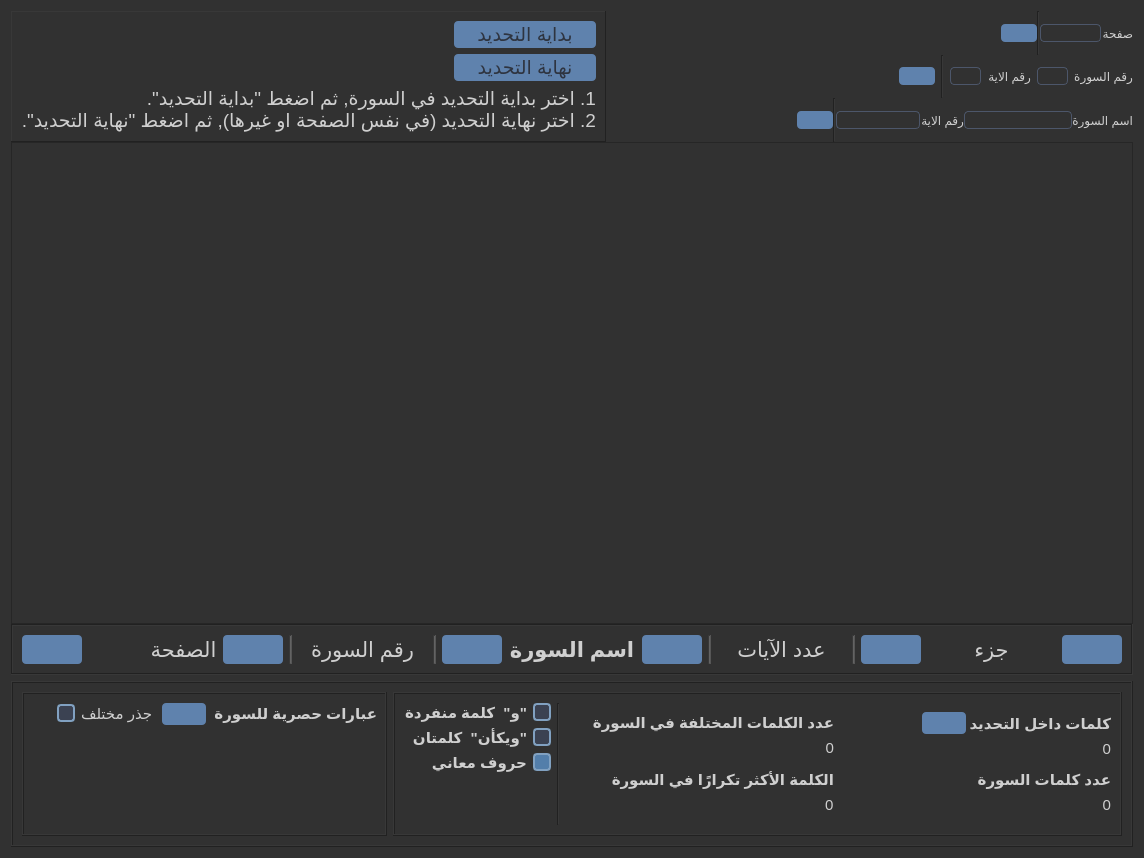
Above: gui/mushaf_view_dialog/mushaf_view.ui from masalha-alaa/quran-counter before the change. Below: the same form after it.
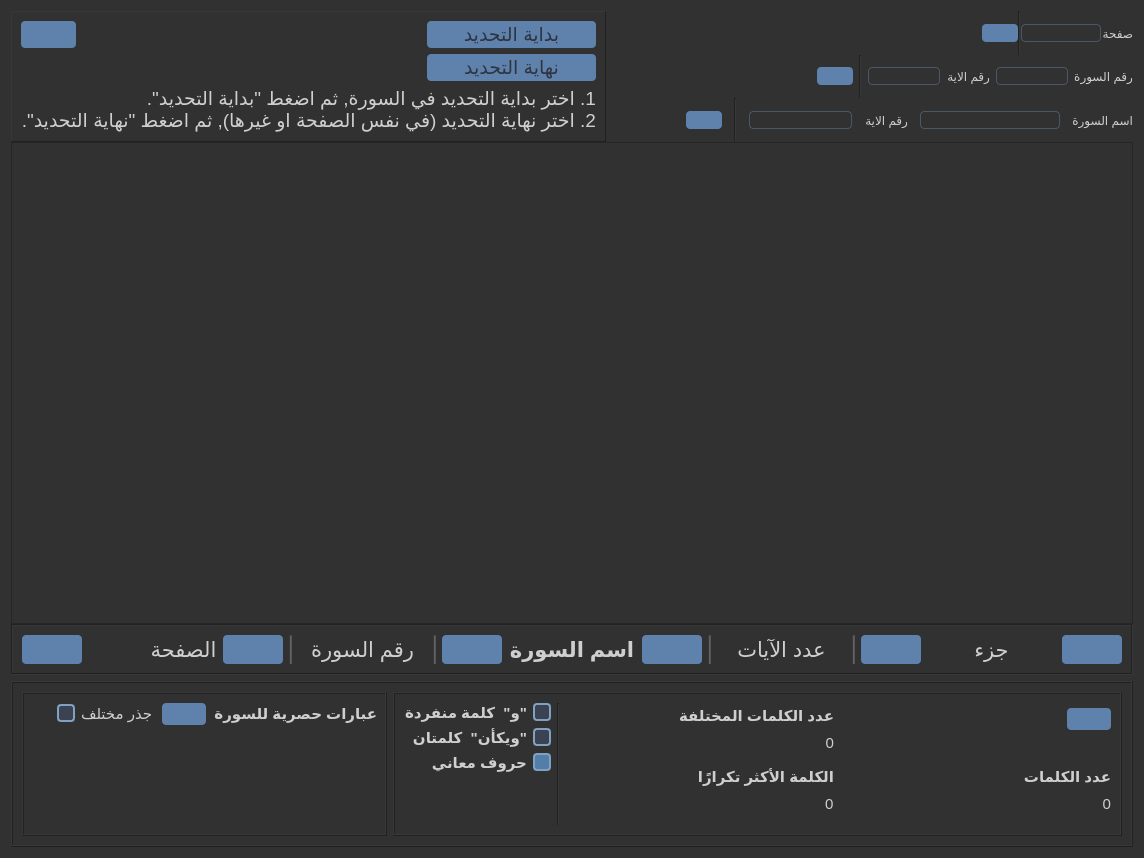
That is the form after the change. Icons and pictures are not drawn.

Commit message: Display selection stats just as current Surah stats.

```diff
--- a/gui/mushaf_view_dialog/mushaf_view.ui
+++ b/gui/mushaf_view_dialog/mushaf_view.ui
@@ -106,8 +106,8 @@
              </property>
              <layout class="QVBoxLayout" name="verticalLayout_11">
               <item>
-               <layout class="QGridLayout" name="gridLayout" columnstretch="3,1">
-                <item row="0" column="1">
+               <layout class="QGridLayout" name="gridLayout" columnstretch="0,2,1">
+                <item row="0" column="2">
                  <widget class="QPushButton" name="selectionStartButton">
                   <property name="sizePolicy">
                    <sizepolicy hsizetype="Expanding" vsizetype="Fixed">
@@ -123,7 +123,7 @@
                   </property>
                  </widget>
                 </item>
-                <item row="1" column="1">
+                <item row="1" column="2">
                  <widget class="QPushButton" name="selectionEndButton">
                   <property name="sizePolicy">
                    <sizepolicy hsizetype="MinimumExpanding" vsizetype="Fixed">
@@ -139,20 +139,34 @@
                   </property>
                  </widget>
                 </item>
-                <item row="0" column="0">
+                <item row="0" column="1">
                  <widget class="QLabel" name="selectionStartLabel">
                   <property name="text">
                    <string/>
                   </property>
                  </widget>
                 </item>
-                <item row="1" column="0">
+                <item row="1" column="1">
                  <widget class="QLabel" name="selectionEndLabel">
                   <property name="text">
                    <string/>
                   </property>
                  </widget>
                 </item>
+                <item row="0" column="0">
+                 <widget class="QPushButton" name="selectionResetButton">
+                  <property name="text">
+                   <string/>
+                  </property>
+                  <property name="icon">
+                   <iconset resource="../resources/resources.qrc">
+                    <normaloff>:/reset-icon.png</normaloff>:/reset-icon.png</iconset>
+                  </property>
+                  <property name="autoDefault">
+                   <bool>false</bool>
+                  </property>
+                 </widget>
+                </item>
                </layout>
               </item>
               <item>
@@ -174,7 +188,7 @@
          <item>
           <layout class="QVBoxLayout" name="verticalLayout_2" stretch="0,0,0">
            <item>
-            <layout class="QHBoxLayout" name="horizontalLayout_5" stretch="6,2">
+            <layout class="QHBoxLayout" name="horizontalLayout_5" stretch="5,2">
              <item>
               <spacer name="horizontalSpacer_2">
                <property name="orientation">
@@ -239,7 +253,7 @@
             </layout>
            </item>
            <item>
-            <layout class="QHBoxLayout" name="horizontalLayout_9" stretch="10,8">
+            <layout class="QHBoxLayout" name="horizontalLayout_9" stretch="2,3">
              <property name="spacing">
               <number>6</number>
              </property>
@@ -344,7 +358,10 @@
             </layout>
            </item>
            <item>
-            <layout class="QHBoxLayout" name="horizontalLayout_14" stretch="3,0,0,2,0">
+            <layout class="QHBoxLayout" name="horizontalLayout_14" stretch="3,0,0,6,8">
+             <property name="spacing">
+              <number>12</number>
+             </property>
              <item>
               <spacer name="horizontalSpacer_3">
                <property name="orientation">
@@ -1037,6 +1054,9 @@
             <property name="leftMargin">
              <number>0</number>
             </property>
+            <property name="topMargin">
+             <number>0</number>
+            </property>
             <property name="rightMargin">
              <number>2</number>
             </property>
@@ -1066,7 +1086,7 @@
 }</string>
                 </property>
                 <property name="text">
-                 <string>عدد الكلمات المختلفة في السورة</string>
+                 <string>عدد الكلمات المختلفة</string>
                 </property>
                </widget>
               </item>
@@ -1137,7 +1157,7 @@
 }</string>
                 </property>
                 <property name="text">
-                 <string>الكلمة الأكثر تكرارًا في السورة</string>
+                 <string>الكلمة الأكثر تكرارًا</string>
                 </property>
                </widget>
               </item>
@@ -1203,6 +1223,9 @@
             <property name="leftMargin">
              <number>2</number>
             </property>
+            <property name="topMargin">
+             <number>0</number>
+            </property>
             <property name="rightMargin">
              <number>0</number>
             </property>
@@ -1244,30 +1267,8 @@
                    <iconset resource="../resources/resources.qrc">
                     <normaloff>:/reset-icon.png</normaloff>:/reset-icon.png</iconset>
                   </property>
-                 </widget>
-                </item>
-                <item>
-                 <widget class="QLabel" name="label_12">
-                  <property name="sizePolicy">
-                   <sizepolicy hsizetype="Preferred" vsizetype="Preferred">
-                    <horstretch>0</horstretch>
-                    <verstretch>0</verstretch>
-                   </sizepolicy>
-                  </property>
-                  <property name="toolTip">
-                   <string>جميع الكلمات داخل التحديد, مع تكرار</string>
-                  </property>
-                  <property name="styleSheet">
-                   <string notr="true">QLabel{
-	font: bold;
-}
-QToolTip { 
-    color: #484848;
-	font: 14pt;
-}</string>
-                  </property>
-                  <property name="text">
-                   <string>كلمات داخل التحديد</string>
+                  <property name="autoDefault">
+                   <bool>false</bool>
                   </property>
                  </widget>
                 </item>
@@ -1288,25 +1289,6 @@
                   </property>
                  </spacer>
                 </item>
-                <item>
-                 <widget class="QLabel" name="wordsInSelection">
-                  <property name="sizePolicy">
-                   <sizepolicy hsizetype="Preferred" vsizetype="Preferred">
-                    <horstretch>0</horstretch>
-                    <verstretch>0</verstretch>
-                   </sizepolicy>
-                  </property>
-                  <property name="toolTip">
-                   <string notr="true"/>
-                  </property>
-                  <property name="text">
-                   <string>0</string>
-                  </property>
-                  <property name="alignment">
-                   <set>Qt::AlignRight|Qt::AlignTrailing|Qt::AlignVCenter</set>
-                  </property>
-                 </widget>
-                </item>
                </layout>
               </item>
              </layout>
@@ -1337,7 +1319,7 @@
 }</string>
                 </property>
                 <property name="text">
-                 <string>عدد كلمات السورة</string>
+                 <string>عدد الكلمات</string>
                 </property>
                </widget>
               </item>
```
Left out of the diff: 10 changed lines with no effect on the pictures. The commit also changes 6 other files.
